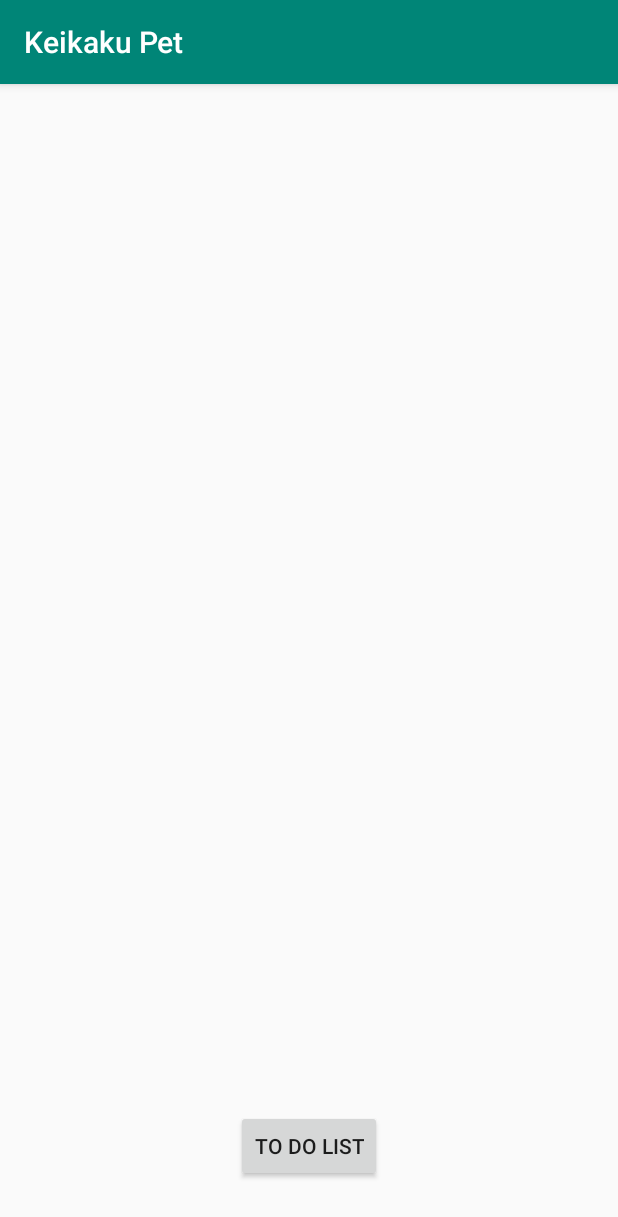
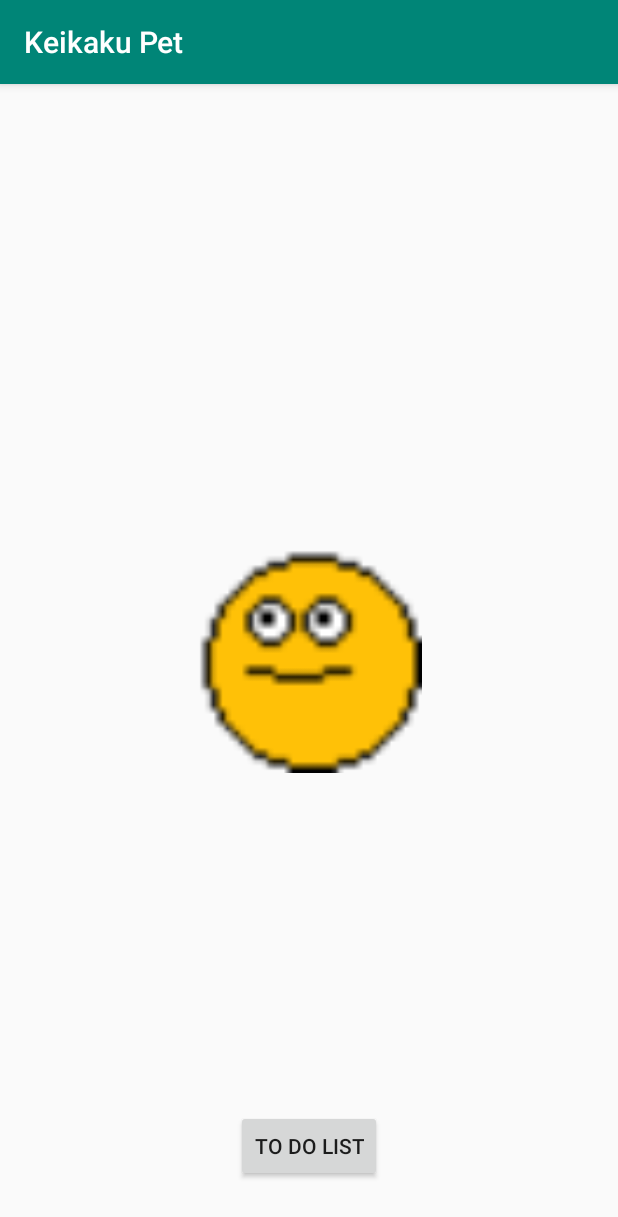
Before and after one commit to kmuniba98/keikaku-pet, an Android app: the screen it shows after launch (MainActivity), on a phone screen of 412 x 824 dp. Shown: the top 1217 px of the screen. Run offline under Robolectric (Android 15) with nearby library versions, the light colour scheme and no system bars.

Commit message:
added sample pet animation

```diff
--- a/app/src/main/java/com/keikakupet/MainActivity.kt
+++ b/app/src/main/java/com/keikakupet/MainActivity.kt
@@ -1,14 +1,25 @@
 package com.keikakupet
 
 import android.content.Intent
+import android.graphics.drawable.AnimationDrawable
 import androidx.appcompat.app.AppCompatActivity
 import android.os.Bundle
 import android.widget.Button
+import android.widget.ImageView
 
 class MainActivity : AppCompatActivity() {
+
+    private lateinit var petAnimation: AnimationDrawable
+
     override fun onCreate(savedInstanceState: Bundle?) {
         super.onCreate(savedInstanceState)
         setContentView(R.layout.activity_main)
+
+        // display pet animation
+        val petAnimation = findViewById<ImageView>(R.id.petImageView).apply {
+            setBackgroundResource(R.drawable.sample_pet_animation_list)
+            petAnimation = background as AnimationDrawable
+        }
 
         // launch ToDoListActivity
         val toDoListBtn = findViewById<Button>(R.id.toDoListBtn)
@@ -17,4 +28,10 @@ class MainActivity : AppCompatActivity() {
             startActivity(startIntent)
         }
     }
+
+    override fun onStart() {
+        super.onStart()
+        petAnimation.start()
+    }
+
 }
--- /dev/null
+++ b/app/src/main/res/drawable/sample_pet_animation_list.xml
@@ -0,0 +1,5 @@
+<animation-list xmlns:android="http://schemas.android.com/apk/res/android"
+    android:id="@+id/sampleAnimation" android:oneshot="false">
+    <item android:drawable="@drawable/pixil_frame_0" android:duration="1000"></item>
+    <item android:drawable="@drawable/pixil_frame_1" android:duration="250"></item>
+</animation-list>
--- a/app/src/main/res/layout/activity_main.xml
+++ b/app/src/main/res/layout/activity_main.xml
@@ -5,6 +5,17 @@
     android:layout_width="match_parent"
     android:layout_height="match_parent"
     tools:context=".MainActivity">
+
+    <ImageView
+        android:id="@+id/petImageView"
+        android:layout_width="150dp"
+        android:layout_height="150dp"
+        android:scaleType="fitXY"
+        android:adjustViewBounds="true"
+        app:layout_constraintBottom_toBottomOf="parent"
+        app:layout_constraintEnd_toEndOf="parent"
+        app:layout_constraintStart_toStartOf="parent"
+        app:layout_constraintTop_toTopOf="parent" />
 
     <Button
         android:id="@+id/toDoListBtn"
```
Also changed, not shown: app/src/main/res/drawable/pixil_frame_0.png (added), app/src/main/res/drawable/pixil_frame_1.png (added).
